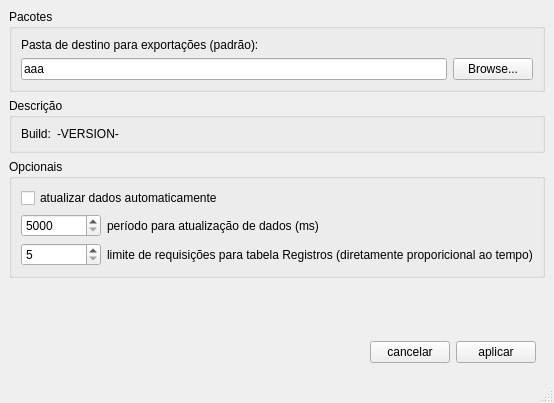
Old version of the form src/uiFiles/Config.ui in the repository iagoofelipe/Unit-controle-financeiro.
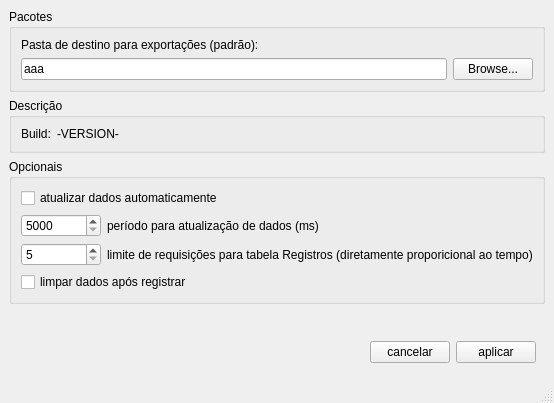
New version of the form.

What changed in the file:
```diff
--- a/src/uiFiles/Config.ui
+++ b/src/uiFiles/Config.ui
@@ -6,7 +6,7 @@
    <rect>
     <x>0</x>
     <y>0</y>
-    <width>465</width>
+    <width>506</width>
     <height>403</height>
    </rect>
   </property>
@@ -148,6 +148,13 @@
          </property>
         </widget>
        </item>
+       <item row="4" column="0" colspan="2">
+        <widget class="QCheckBox" name="limpar_ao_registrar">
+         <property name="text">
+          <string>limpar dados após registrar</string>
+         </property>
+        </widget>
+       </item>
       </layout>
      </widget>
     </item>
```
